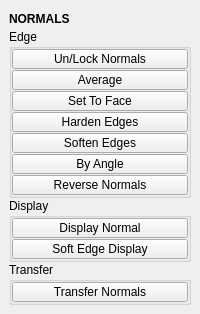
Before: the Qt Designer form tentacle/ui/normals.ui in m3trik/tentacle, drawn with Qt 5.
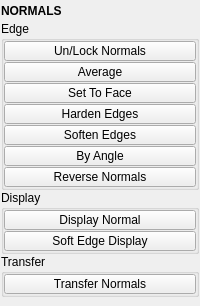
After: the same form once the commit is applied. Custom widgets are drawn as their Qt base class.

```diff
--- a/tentacle/ui/normals.ui
+++ b/tentacle/ui/normals.ui
@@ -30,6 +30,18 @@
     </size>
    </property>
    <layout class="QVBoxLayout" name="verticalLayout_2">
+    <property name="leftMargin">
+     <number>1</number>
+    </property>
+    <property name="topMargin">
+     <number>1</number>
+    </property>
+    <property name="rightMargin">
+     <number>1</number>
+    </property>
+    <property name="bottomMargin">
+     <number>1</number>
+    </property>
     <item>
      <layout class="QVBoxLayout" name="verticalLayout">
       <property name="spacing">
@@ -461,16 +473,16 @@
   </widget>
  </widget>
  <customwidgets>
-  <customwidget>
-   <class>PushButton</class>
-   <extends>QPushButton</extends>
-   <header>widgets.pushbutton.h</header>
-  </customwidget>
   <customwidget>
    <class>Header</class>
    <extends>QLabel</extends>
    <header>uitk.widgets.header.Header.h</header>
   </customwidget>
+  <customwidget>
+   <class>PushButton</class>
+   <extends>QPushButton</extends>
+   <header>widgets.pushbutton.h</header>
+  </customwidget>
  </customwidgets>
  <resources/>
  <connections/>
```
